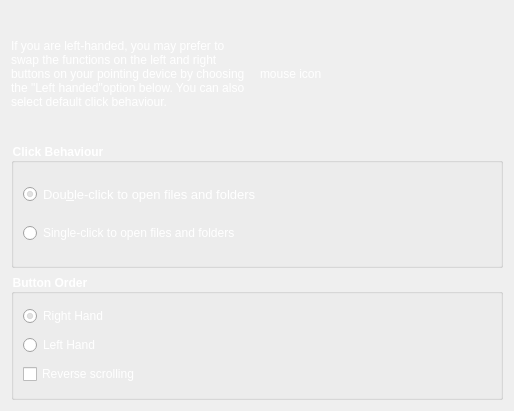
Qt form kde4/kaptan4/src/gui/mouseWidget.ui (pars-linux/uludag) before a commit.
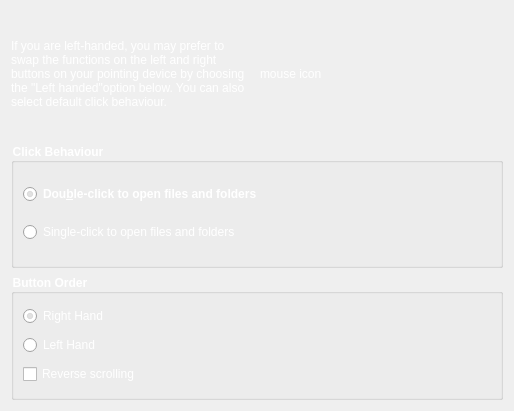
The same form after that commit.

Commit message: fix font problem in mouse screen, thanks to Fatih

```diff
--- a/kde4/kaptan4/src/gui/mouseWidget.ui
+++ b/kde4/kaptan4/src/gui/mouseWidget.ui
@@ -77,14 +77,13 @@
           </property>
          </widget>
         </item>
-        <item row="0" column="0">
-         <widget class="QRadioButton" name="DoubleClick">
-          <property name="font">
+        <item row="0" column="0" >
+         <widget class="QRadioButton" name="DoubleClick" >
+          <property name="font" >
            <font>
-            <pointsize>10</pointsize>
-            <weight>50</weight>
+            <weight>75</weight>
             <italic>false</italic>
-            <bold>false</bold>
+            <bold>true</bold>
             <underline>false</underline>
             <strikeout>false</strikeout>
             <kerning>true</kerning>
```
Left out of the diff: 91 changed lines with no effect on the pictures.
